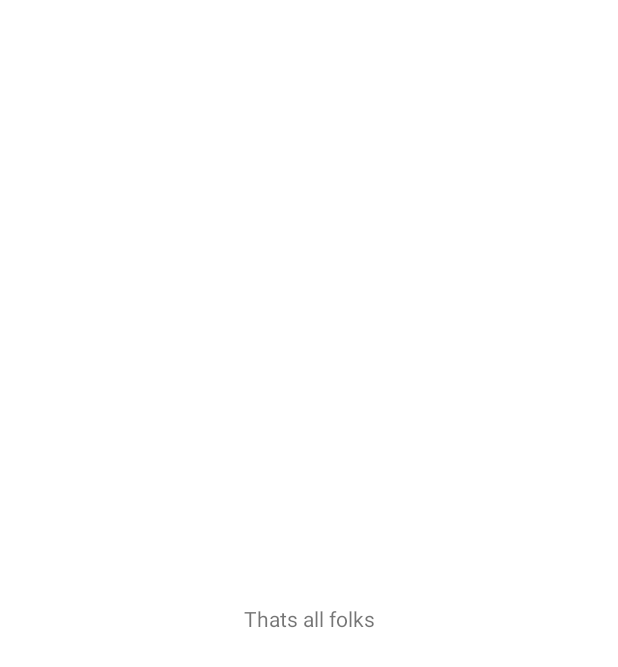
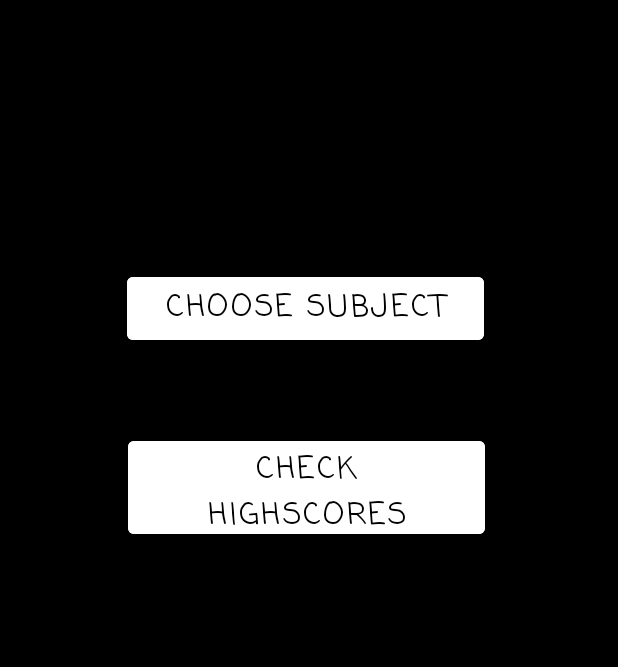
Before and after one commit to Pavlos-Re/QuizApp, an Android app: the MainMenu screen opened directly, with no data from a screen before it, on a phone screen of 412 x 824 dp. Before the commit the part shown is almost empty. Shown: the top 667 px of the screen. Run offline under Robolectric (Android 15) with nearby library versions, the phone set to English and light mode, and no system bars.

Commit message:
Added buttons to main menu and functionality for back button.

```diff
--- a/app/src/main/res/layout/activity_main.xml
+++ b/app/src/main/res/layout/activity_main.xml
@@ -63,10 +63,11 @@
         app:layout_constraintTop_toTopOf="parent"
         app:layout_constraintVertical_bias="0.99" />
 
+
     <Button
         android:id="@+id/button_begin"
-        android:layout_width="wrap_content"
-        android:layout_height="wrap_content"
+        android:layout_width="120sp"
+        android:layout_height="50sp"
         android:backgroundTint="@color/black"
         android:text="@string/app_begin_but"
         android:textSize="20sp"
--- a/app/src/main/res/layout/activity_main_menu.xml
+++ b/app/src/main/res/layout/activity_main_menu.xml
@@ -4,15 +4,40 @@
     xmlns:tools="http://schemas.android.com/tools"
     android:layout_width="match_parent"
     android:layout_height="match_parent"
+    android:background="@color/black"
     tools:context=".MainMenu">
 
-    <TextView
-        android:id="@+id/textView"
-        android:layout_width="wrap_content"
-        android:layout_height="wrap_content"
-        android:text="Thats all folks"
+
+    <Button
+        android:id="@+id/choose_subject_button"
+        android:layout_width="238dp"
+        android:layout_height="54dp"
+        android:backgroundTint="@color/white"
+        android:fontFamily="casual"
+        android:text="@string/choose_subj"
+        android:textColor="@color/black"
+        android:textSize="20sp"
         app:layout_constraintBottom_toBottomOf="parent"
         app:layout_constraintEnd_toEndOf="parent"
+        app:layout_constraintHorizontal_bias="0.488"
         app:layout_constraintStart_toStartOf="parent"
-        app:layout_constraintTop_toTopOf="parent" />
+        app:layout_constraintTop_toTopOf="parent"
+        app:layout_constraintVertical_bias="0.232" />
+
+    <Button
+        android:id="@+id/check_highscores_button"
+        android:layout_width="238dp"
+        android:layout_height="74dp"
+        android:backgroundTint="@color/white"
+        android:fontFamily="casual"
+        android:text="@string/check_high"
+        android:textColor="@color/black"
+        android:textSize="20sp"
+        app:layout_constraintBottom_toBottomOf="parent"
+        app:layout_constraintEnd_toEndOf="parent"
+        app:layout_constraintHorizontal_bias="0.491"
+        app:layout_constraintStart_toStartOf="parent"
+        app:layout_constraintTop_toTopOf="parent"
+        app:layout_constraintVertical_bias="0.384" />
+
 </androidx.constraintlayout.widget.ConstraintLayout>
--- a/app/src/main/res/values/strings.xml
+++ b/app/src/main/res/values/strings.xml
@@ -8,5 +8,9 @@
     <string name="app_begin_but">Begin</string>
     <string name="app_on_mus">Sound ON</string>
     <string name="app_off_mus">Sound OFF</string>
+    <string name="choose_subj">CHOOSE SUBJECT</string>
+    <string name="check_high">CHECK HIGHSCORES</string>
+
+
 
 </resources>
```
Also changed, not shown: app/src/main/java/com/example/myapplication/MainActivity.java (+28 -8 lines), app/src/main/java/com/example/myapplication/MainMenu.java (+27 -1 lines).
